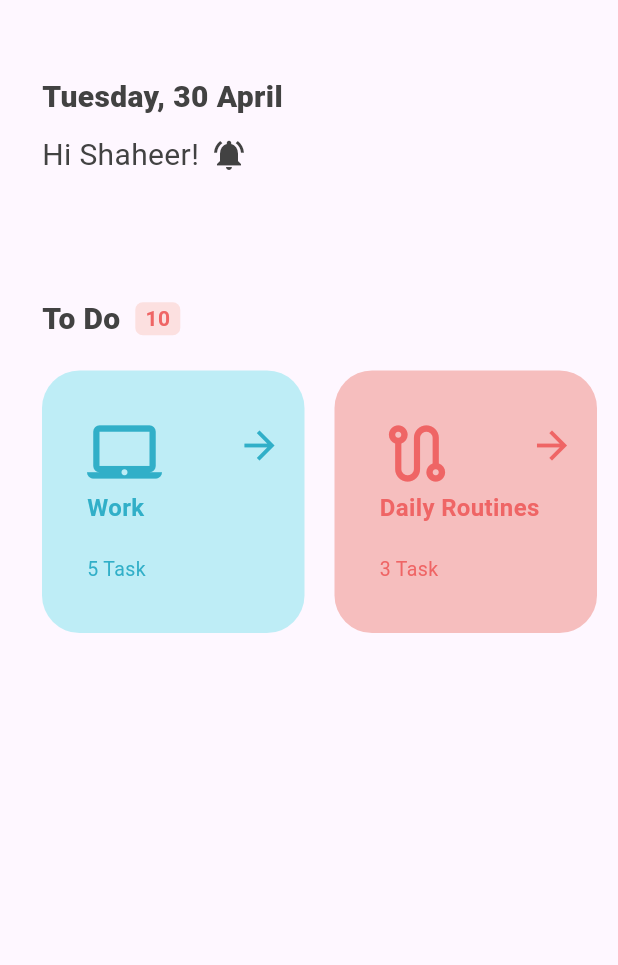
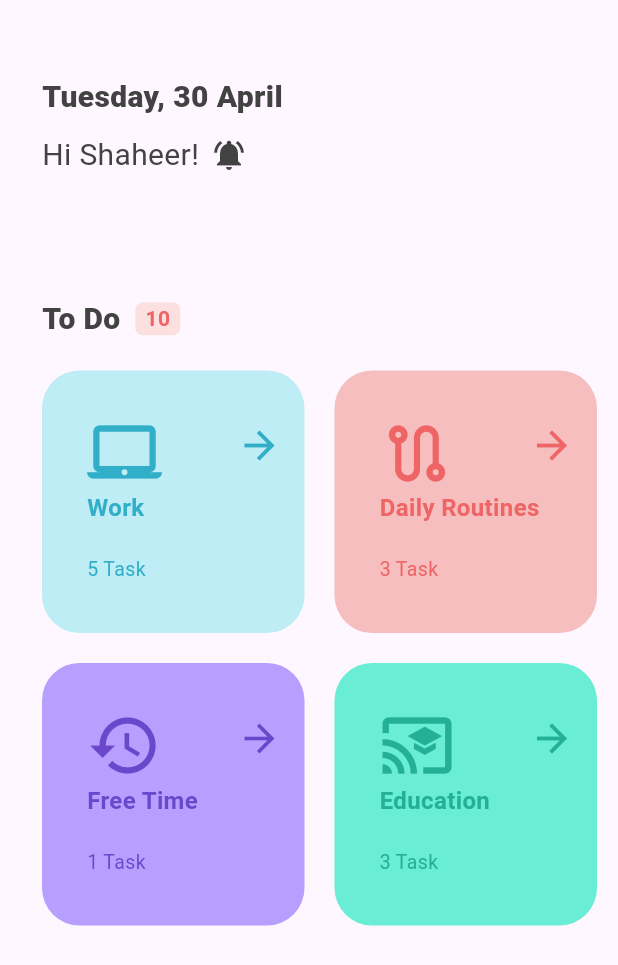
Before and after one commit to meetshaheer/Daily-Plan-App, a Flutter app: the screen it shows after launch, on a phone screen of 412 x 824 dp. Shown: the top 965 px of the screen. Run offline on Flutter 3.47's test engine with Material 3 defaults, Android fonts, the phone set to English and light mode, and no system bars.

Commit message:
Passign all category icons from constructor

```diff
--- a/daily_plainer/lib/plannerView.dart
+++ b/daily_plainer/lib/plannerView.dart
@@ -84,16 +84,20 @@ class plannerView extends StatelessWidget {
         ),
         const Row(
           children: [
-            // todoContainerWidget(
-            //     title: "Free Time",
-            //     task: "1 Task",
-            //     primary: Color(0xffB79EFF),
-            //     secondary: Color(0xff6A48CC)),
-            // todoContainerWidget(
-            //     title: "Education",
-            //     task: "3 Task",
-            //     primary: Color(0xff69EDD5),
-            //     secondary: Color(0xff23B097)),
+            todoContainerWidget(
+              title: "Free Time",
+              task: "1 Task",
+              primary: Color(0xffB79EFF),
+              secondary: Color(0xff6A48CC),
+              catIcon: Icons.history,
+            ),
+            todoContainerWidget(
+              title: "Education",
+              task: "3 Task",
+              primary: Color(0xff69EDD5),
+              secondary: Color(0xff23B097),
+              catIcon: Icons.cast_for_education,
+            ),
           ],
         )
       ],
```
